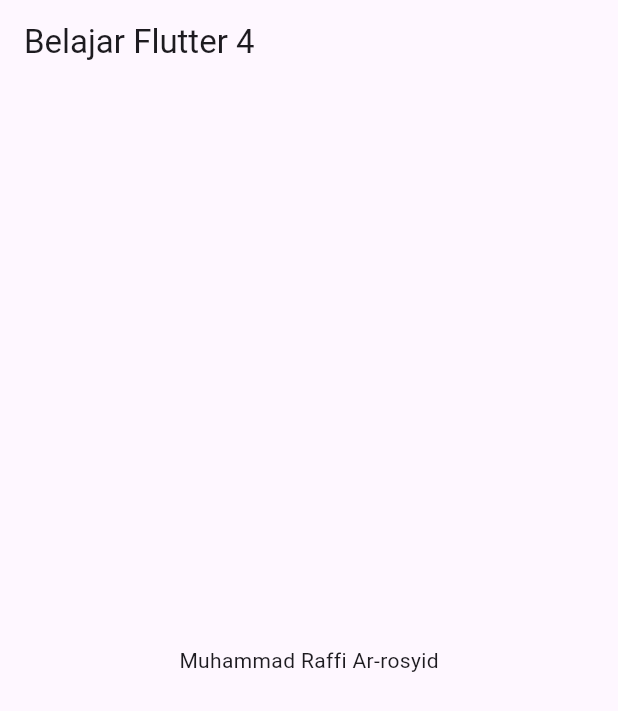
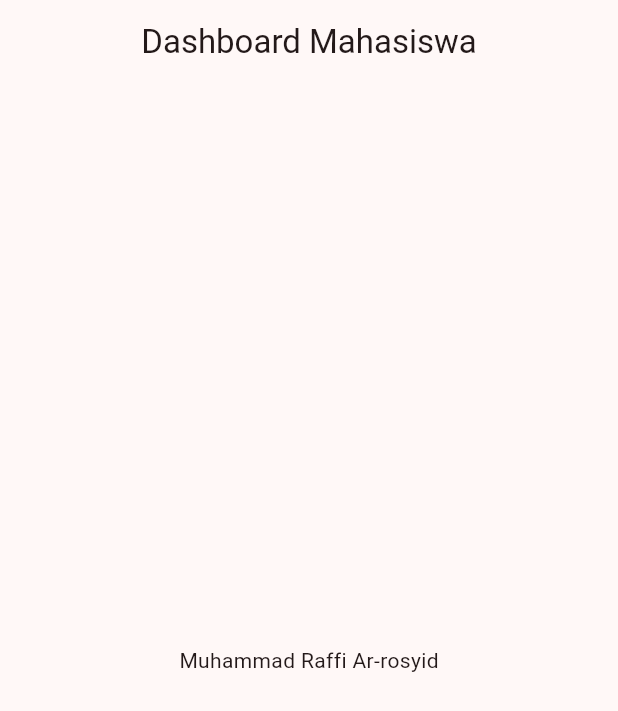
Before and after one commit to Rafreaks06/mobile_4, a Flutter app: the screen it shows after launch, on a phone screen of 412 x 824 dp. Shown: the top 711 px of the screen. Run offline on Flutter 3.47's test engine with Material 3 defaults, Android fonts, the phone set to English and light mode, and no system bars.

Commit message:
day 2 push

```diff
--- a/lib/main.dart
+++ b/lib/main.dart
@@ -11,6 +11,10 @@ class MyApp extends StatelessWidget {
   Widget build(BuildContext context) {
     return MaterialApp(
       title: 'Aplikasi Mahasiswa',
+      theme: ThemeData(
+        colorScheme: ColorScheme.fromSeed(seedColor: Colors.redAccent),
+        useMaterial3: true,
+      ),
       home: const HomePage(),
     );
   }
@@ -23,7 +27,8 @@ class HomePage extends StatelessWidget {
   Widget build(BuildContext context) {
     return Scaffold(
       appBar: AppBar(
-        title: const Text('Belajar Flutter 4'),
+        title: const Text('Dashboard Mahasiswa'),
+        centerTitle: true,
       ),
       body: const Center(
         child: Text('Muhammad Raffi Ar-rosyid'),
```
